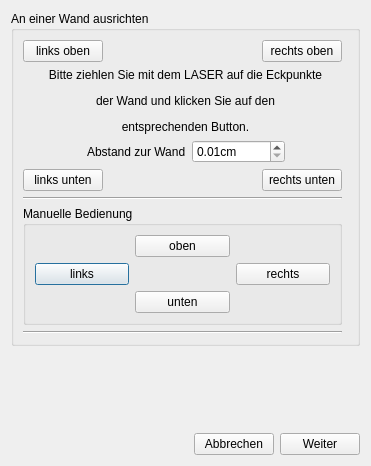
The window that WALL/settings.ui (KonradMerkel/Moskito) describes before a commit, drawn with Qt 5.
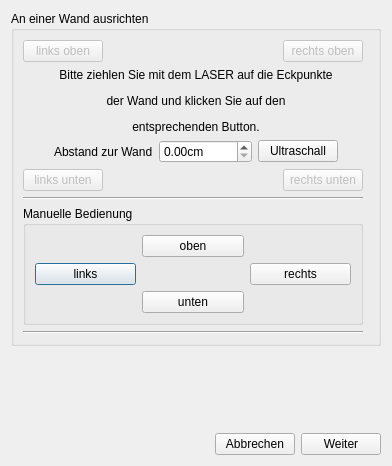
The same window after the commit.

```diff
--- a/WALL/settings.ui
+++ b/WALL/settings.ui
@@ -6,7 +6,7 @@
    <rect>
     <x>0</x>
     <y>0</y>
-    <width>371</width>
+    <width>392</width>
     <height>466</height>
    </rect>
   </property>
@@ -144,6 +144,9 @@
       </item>
       <item row="0" column="2">
        <widget class="QPushButton" name="Btn_ro">
+        <property name="enabled">
+         <bool>false</bool>
+        </property>
         <property name="text">
          <string>rechts oben</string>
         </property>
@@ -161,6 +164,9 @@
       </item>
       <item row="0" column="0">
        <widget class="QPushButton" name="Btn_lo">
+        <property name="enabled">
+         <bool>false</bool>
+        </property>
         <property name="text">
          <string>links oben</string>
         </property>
@@ -207,13 +213,23 @@
            <number>2</number>
           </property>
           <property name="minimum">
-           <double>0.010000000000000</double>
+           <double>0.000000000000000</double>
           </property>
           <property name="maximum">
            <double>99999.000000000000000</double>
           </property>
           <property name="singleStep">
-           <double>0.100000000000000</double>
+           <double>1.000000000000000</double>
+          </property>
+          <property name="value">
+           <double>0.000000000000000</double>
+          </property>
+         </widget>
+        </item>
+        <item>
+         <widget class="QPushButton" name="Btn_distance">
+          <property name="text">
+           <string>Ultraschall</string>
           </property>
          </widget>
         </item>
@@ -234,6 +250,9 @@
       </item>
       <item row="3" column="0">
        <widget class="QPushButton" name="Btn_lu">
+        <property name="enabled">
+         <bool>false</bool>
+        </property>
         <property name="text">
          <string>links unten</string>
         </property>
@@ -257,6 +276,9 @@
       </item>
       <item row="3" column="2">
        <widget class="QPushButton" name="Btn_ru">
+        <property name="enabled">
+         <bool>false</bool>
+        </property>
         <property name="text">
          <string>rechts unten</string>
         </property>
```
Left out of the diff: 38 changed lines with no effect on the pictures.
